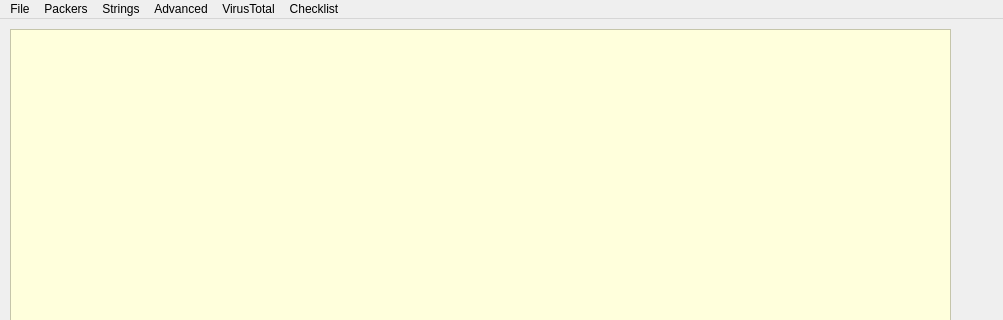
The window that mainwindow.ui (briantobin256/Static-File-Analysis-Tool) describes before a commit, drawn with Qt 5; both pictures show x 0 to 1003 and y 0 to 320 of the 1003 by 820 pixel window.
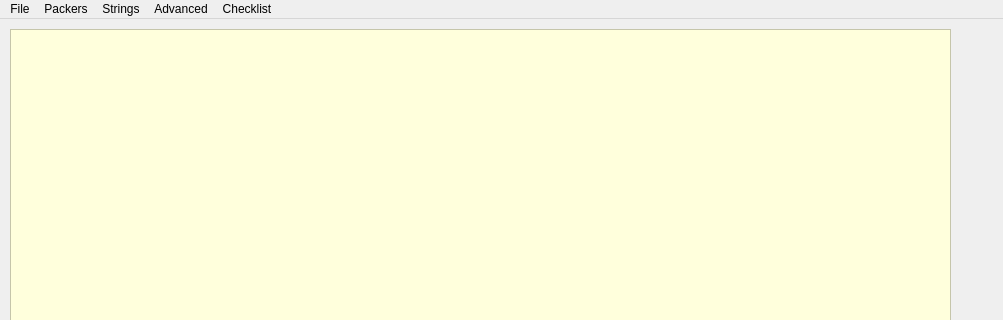
The same window after the commit.

Commit message: moved some ui things around

```diff
--- a/mainwindow.ui
+++ b/mainwindow.ui
@@ -13,7 +13,7 @@
   <property name="minimumSize">
    <size>
     <width>1003</width>
-    <height>770</height>
+    <height>820</height>
    </size>
   </property>
   <property name="maximumSize">
@@ -1372,13 +1372,6 @@
     <addaction name="actionFind_Strings"/>
     <addaction name="actionSaved_Strings"/>
    </widget>
-   <widget class="QMenu" name="menuVirusTotal">
-    <property name="title">
-     <string>VirusTotal</string>
-    </property>
-    <addaction name="actionWebsite"/>
-    <addaction name="actionUpload_File"/>
-   </widget>
    <widget class="QMenu" name="menuChecklist">
     <property name="title">
      <string>Checklist</string>
@@ -1398,7 +1391,6 @@
    <addaction name="menuPackers"/>
    <addaction name="menuStrings"/>
    <addaction name="menuAdvanced"/>
-   <addaction name="menuVirusTotal"/>
    <addaction name="menuChecklist"/>
   </widget>
   <action name="actionOpen">
```
Left out of the diff: 16 changed lines with no effect on the pictures. The commit also changes 2 other files.
